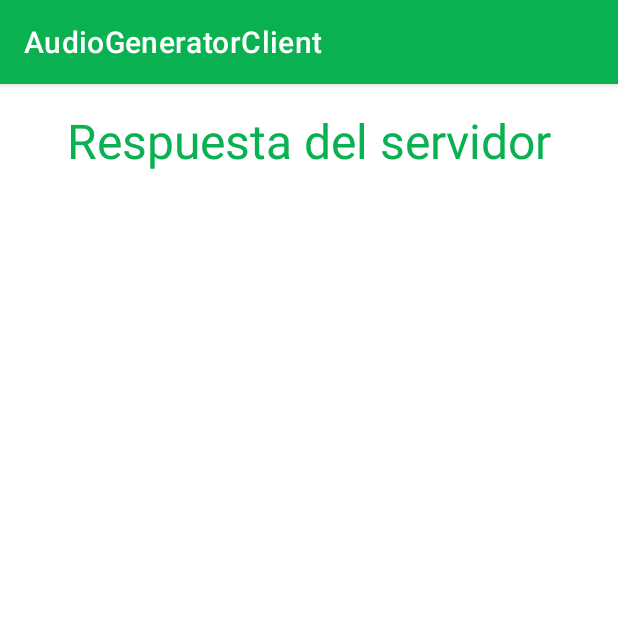
After one commit to cesar9401/AudioGenerator, an Android app: the ResponseActivity screen opened directly, with no data from a screen before it, on a phone screen of 412 x 824 dp, the top half of it. The commit adds this screen. Run offline under Robolectric (Android 15) with nearby library versions, the phone set to English and light mode, and no system bars.

Commit message:
Estructura de tabla para respuestas del servidor

```diff
--- a/AudioGeneratorClient/app/src/main/AndroidManifest.xml
+++ b/AudioGeneratorClient/app/src/main/AndroidManifest.xml
@@ -2,7 +2,7 @@
 <manifest xmlns:android="http://schemas.android.com/apk/res/android"
     package="com.cesar31.audiogeneratorclient">
 
-    <uses-permission android:name="android.permission.INTERNET"/>
+    <uses-permission android:name="android.permission.INTERNET" />
 
     <application
         android:allowBackup="true"
@@ -11,6 +11,9 @@
         android:roundIcon="@mipmap/ic_launcher_round"
         android:supportsRtl="true"
         android:theme="@style/Theme.AudioGeneratorClient">
+        <activity
+            android:name=".ResponseActivity"
+            android:exported="true" />
         <activity
             android:name=".RequestActivity"
             android:exported="true" />
--- /dev/null
+++ b/AudioGeneratorClient/app/src/main/java/com/cesar31/audiogeneratorclient/ResponseActivity.kt
@@ -0,0 +1,11 @@
+package com.cesar31.audiogeneratorclient
+
+import androidx.appcompat.app.AppCompatActivity
+import android.os.Bundle
+
+class ResponseActivity : AppCompatActivity() {
+    override fun onCreate(savedInstanceState: Bundle?) {
+        super.onCreate(savedInstanceState)
+        setContentView(R.layout.activity_response)
+    }
+}
--- /dev/null
+++ b/AudioGeneratorClient/app/src/main/res/layout/activity_response.xml
@@ -0,0 +1,36 @@
+<?xml version="1.0" encoding="utf-8"?>
+<androidx.constraintlayout.widget.ConstraintLayout xmlns:android="http://schemas.android.com/apk/res/android"
+    xmlns:app="http://schemas.android.com/apk/res-auto"
+    xmlns:tools="http://schemas.android.com/tools"
+    android:layout_width="match_parent"
+    android:layout_height="match_parent"
+    tools:context=".ResponseActivity">
+
+    <TextView
+        android:id="@+id/title"
+        android:layout_width="wrap_content"
+        android:layout_height="wrap_content"
+        android:layout_marginTop="16dp"
+        android:textSize="32sp"
+        android:text="@string/title1"
+        android:textAlignment="center"
+        android:textColor="@color/green"
+        app:layout_constraintTop_toTopOf="parent"
+        app:layout_constraintStart_toStartOf="parent"
+        app:layout_constraintEnd_toEndOf="parent"
+        />
+
+    <ScrollView
+        android:id="@+id/layout_table"
+        android:layout_width="wrap_content"
+        android:layout_height="0dp"
+        android:scrollbars="vertical"
+        android:layout_margin="8dp"
+        app:layout_constraintEnd_toEndOf="parent"
+        app:layout_constraintStart_toStartOf="parent"
+        app:layout_constraintTop_toBottomOf="@+id/title">
+    </ScrollView>
+
+
+
+</androidx.constraintlayout.widget.ConstraintLayout>
--- a/AudioGeneratorClient/app/src/main/res/values/colors.xml
+++ b/AudioGeneratorClient/app/src/main/res/values/colors.xml
@@ -9,4 +9,6 @@
     <color name="white">#FFFFFFFF</color>
     <color name="green">#09B150</color>
     <color name="white1">#ECF0F1</color>
+    <color name="background_white">#FBFCFC</color>
+    <color name="background_table">#85C1E9</color>
 </resources>
--- a/AudioGeneratorClient/app/src/main/res/values/strings.xml
+++ b/AudioGeneratorClient/app/src/main/res/values/strings.xml
@@ -4,4 +4,5 @@
     <string name="text1">new request</string>
     <string name="text2">new song</string>
     <string name="hint1">enter your request here</string>
+    <string name="title1">Respuesta del servidor</string>
 </resources>
```
Also changed, not shown: AudioGeneratorClient/app/src/main/java/com/cesar31/audiogeneratorclient/control/Table.java (added, +94 -0 lines), AudioGeneratorClient/app/src/main/res/drawable/cell_style.xml (added, +15 -0 lines), AudioGeneratorClient/app/src/main/res/drawable/table_cell_header.xml (added, +15 -0 lines), AudioGeneratorClient/app/src/main/res/values/headers.xml (added, +33 -0 lines), AudioGeneratorClient/app/src/main/res/values/styles.xml (added, +14 -0 lines).
